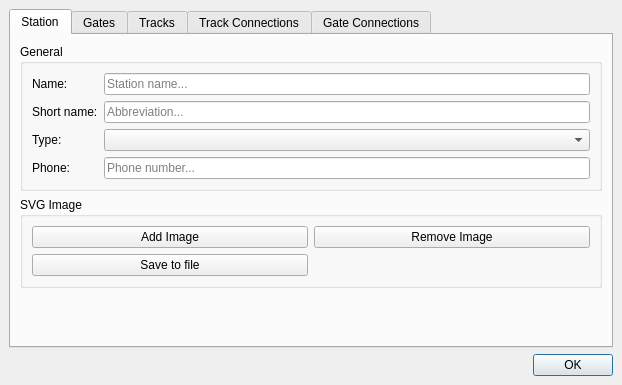
This is src/stations/manager/stations/dialogs/stationeditdialog.ui in gfgit/ModelRailroadTimetablePlanner as Qt 5 draws it before an edit. The edited form follows.
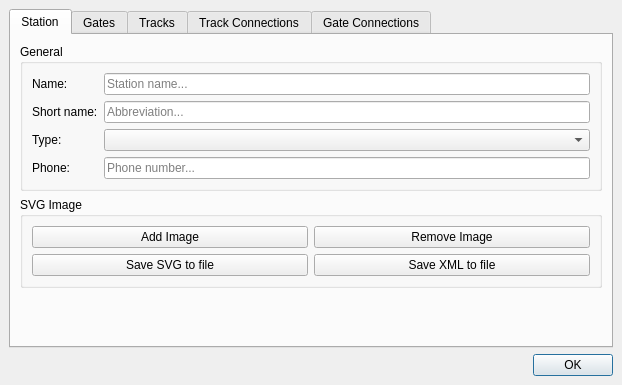
This is the edited form.

Commit message: StationEditDialog: allow to save XML plan

What changed in the file:
```diff
--- a/src/stations/manager/stations/dialogs/stationeditdialog.ui
+++ b/src/stations/manager/stations/dialogs/stationeditdialog.ui
@@ -133,7 +133,14 @@
           <item row="1" column="0">
            <widget class="QPushButton" name="saveSVGBut">
             <property name="text">
-             <string>Save to file</string>
+             <string>Save SVG to file</string>
+            </property>
+           </widget>
+          </item>
+          <item row="1" column="1">
+           <widget class="QPushButton" name="saveXMLBut">
+            <property name="text">
+             <string>Save XML to file</string>
             </property>
            </widget>
           </item>
```
The commit also changes 2 other files.
